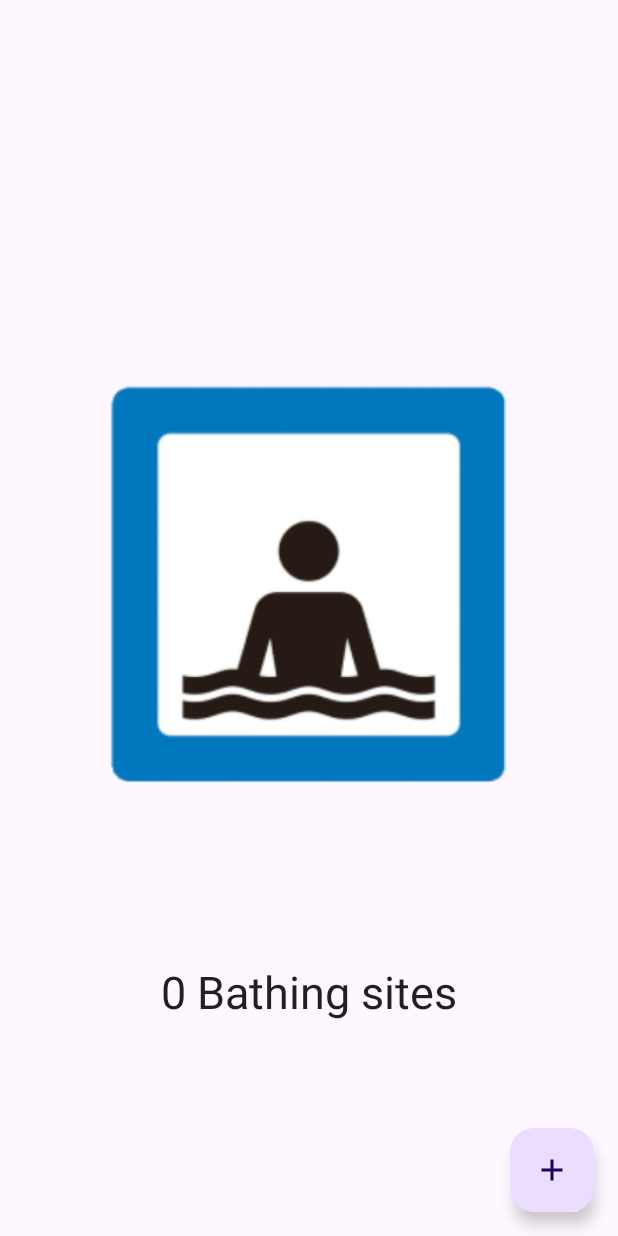
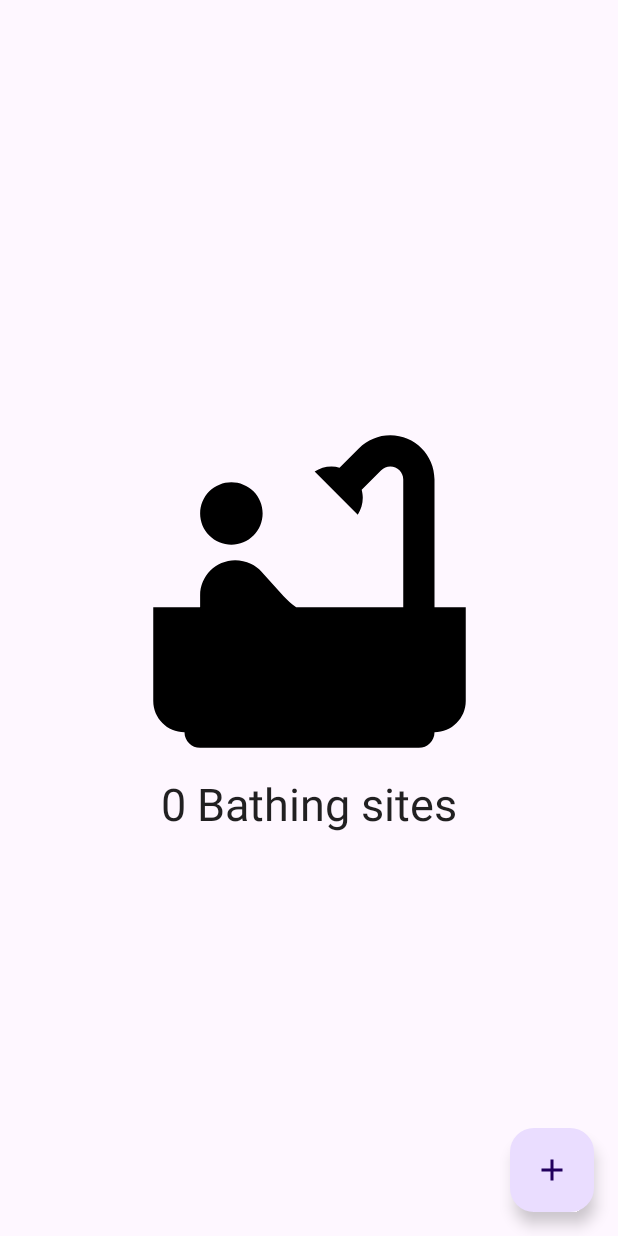
Before and after one commit to gunnarssonAnton/bathingSiteV2, an Android app built with Jetpack Compose: the AddBathingSiteScreen screen opened through its navigation route, after a tap on "localized description", on a phone screen of 412 x 824 dp. Run offline under Robolectric (Android 15) with nearby library versions, the phone set to English and light mode, and no system bars.

Commit message:
added scroll and changed the image on bathingSiteView

```diff
--- a/app/src/main/java/com/example/bathingsitev2/components/Components.kt
+++ b/app/src/main/java/com/example/bathingsitev2/components/Components.kt
@@ -3,7 +3,9 @@ package com.example.bathingsitev2.components
 
 import androidx.compose.foundation.clickable
 import androidx.compose.foundation.layout.*
+import androidx.compose.foundation.rememberScrollState
 import androidx.compose.foundation.text.KeyboardOptions
+import androidx.compose.foundation.verticalScroll
 import androidx.compose.material.Icon
 import androidx.compose.material.OutlinedTextField
 import androidx.compose.material.TextField
@@ -161,6 +163,7 @@ fun MyDatePickerDialog(
     } ?: convertMillisToDate(System.currentTimeMillis())
 
     DatePickerDialog(
+        modifier = Modifier.verticalScroll(rememberScrollState()),
         onDismissRequest = { onDismiss() },
         confirmButton = {
             Button(onClick = {
--- a/app/src/main/java/com/example/bathingsitev2/screens/AddBathinSiteScreen.kt
+++ b/app/src/main/java/com/example/bathingsitev2/screens/AddBathinSiteScreen.kt
@@ -1,6 +1,11 @@
 package com.example.bathingsitev2.screens
 
+import android.content.res.Configuration
+import androidx.compose.foundation.gestures.ScrollableState
+import androidx.compose.foundation.gestures.scrollable
 import androidx.compose.foundation.layout.*
+import androidx.compose.foundation.rememberScrollState
+import androidx.compose.foundation.verticalScroll
 import androidx.compose.material.*
 import androidx.compose.material.icons.Icons
 import androidx.compose.material.icons.filled.ArrowBack
@@ -10,6 +15,7 @@ import androidx.compose.material.icons.filled.Save
 import androidx.compose.runtime.*
 import androidx.compose.ui.Modifier
 import androidx.compose.ui.graphics.Color
+import androidx.compose.ui.platform.LocalConfiguration
 import androidx.compose.ui.text.style.TextOverflow
 import androidx.compose.ui.unit.dp
 import androidx.compose.ui.unit.sp
@@ -20,27 +26,54 @@ import com.example.bathingsitev2.components.OutlinedNumberField
 import com.example.bathingsitev2.components.RatingBar
 import com.example.bathingsitev2.components.SiteDialog
 import com.example.bathingsitev2.viewModels.AddBathingSiteViewModel
+import com.example.bathingsitev2.views.BathingSiteView
 
 @Composable
 fun AddBathingSiteScreen(
     navController: NavHostController,
     addBathingSiteViewModel: AddBathingSiteViewModel = AddBathingSiteViewModel()
 ) {
+    val config = LocalConfiguration.current
+    when(config.orientation){
 
-    ActionBar(addBathingSiteViewModel,navController)
-    {
-        AddBathingSiteForm(addBathingSiteViewModel)
+        Configuration.ORIENTATION_PORTRAIT -> {
+            ActionBar(addBathingSiteViewModel,navController)
+            {
+                AddBathingSiteForm(
+                    viewModel = addBathingSiteViewModel,
+                    modifier = Modifier.fillMaxSize()
+                )
+            }
+        }
+        Configuration.ORIENTATION_LANDSCAPE -> {
+            ActionBar(addBathingSiteViewModel,navController)
+            {
+                Row {
+                    BathingSiteView(modifier = Modifier.weight(1F))
+                    AddBathingSiteForm(
+                        viewModel = addBathingSiteViewModel,
+                        modifier = Modifier.weight(1F)
+                    )
+                }
+            }
+        }
     }
+
+
 }
 
 @Composable
-fun AddBathingSiteForm(viewModel: AddBathingSiteViewModel) {
+fun AddBathingSiteForm(
+    viewModel: AddBathingSiteViewModel,
+    modifier: Modifier
+) {
 
-    Box(modifier = Modifier
-        .fillMaxSize()
+    Box(modifier = modifier
         ){
         Column(
-            modifier = Modifier.fillMaxWidth(),
+            modifier = Modifier
+                .fillMaxWidth()
+                .verticalScroll(rememberScrollState()),
             verticalArrangement = Arrangement.SpaceBetween) {
             OutlinedTextField(
                 value = viewModel.name,
--- a/app/src/main/java/com/example/bathingsitev2/screens/MainScreen.kt
+++ b/app/src/main/java/com/example/bathingsitev2/screens/MainScreen.kt
@@ -6,19 +6,20 @@ import androidx.compose.material3.FloatingActionButton
 import androidx.compose.material3.Icon
 import androidx.compose.material3.Scaffold
 import androidx.compose.runtime.Composable
+import androidx.compose.ui.Modifier
+import androidx.compose.ui.platform.LocalConfiguration
 import androidx.navigation.NavController
 import androidx.navigation.NavHostController
 import com.example.bathingsitev2.views.BathingSiteView
 
 @Composable
 fun MainScreen(navController: NavHostController) {
-
         Scaffold(floatingActionButton = {
             Fab {
                 navController.navigate(Screen.AddBathingSiteScreen.route)
             }
         }) {
-            BathingSiteView()
+            BathingSiteView(Modifier)
         }
 
 
--- a/app/src/main/java/com/example/bathingsitev2/views/BathingSiteView.kt
+++ b/app/src/main/java/com/example/bathingsitev2/views/BathingSiteView.kt
@@ -4,6 +4,8 @@ import androidx.compose.foundation.Image
 import androidx.compose.foundation.clickable
 import androidx.compose.foundation.layout.*
 import androidx.compose.material.Text
+import androidx.compose.material.icons.Icons
+import androidx.compose.material.icons.filled.Bathtub
 import androidx.compose.runtime.Composable
 import androidx.compose.runtime.getValue
 import androidx.compose.runtime.mutableStateOf
@@ -19,9 +21,14 @@ import com.example.bathingsitev2.R
 import com.example.bathingsitev2.viewModels.BathingSiteViewModel
 
 @Composable
-fun BathingSiteView(bathingSiteViewModel: BathingSiteViewModel = viewModel()) {
+fun BathingSiteView(
+    modifier: Modifier,
+    bathingSiteViewModel: BathingSiteViewModel = viewModel()
+) {
 
-    Box(contentAlignment = Alignment.Center){
+    Box(
+        modifier= modifier,
+        contentAlignment = Alignment.Center){
         Column(modifier = Modifier.fillMaxSize(),
             verticalArrangement = Arrangement.Center,
             horizontalAlignment = Alignment.CenterHorizontally) {
@@ -37,10 +44,10 @@ fun BathingSiteView(bathingSiteViewModel: BathingSiteViewModel = viewModel()) {
 @Composable
 fun BathingSiteImg(onClick: ()-> Unit) {
 
-    Image(painterResource(id = R.drawable.skylt_bad,),
+    Image(imageVector = Icons.Filled.Bathtub,
         "Image Of Sign",
     modifier = Modifier
-        .size(500.dp)
+        .size(250.dp)
         .clickable { onClick() }
     )
 }
@@ -49,5 +56,5 @@ fun BathingSiteImg(onClick: ()-> Unit) {
 @Preview
 @Composable
 fun BatingSiteViewPrev() {
-    BathingSiteView()
+    BathingSiteView(Modifier)
 }
```
